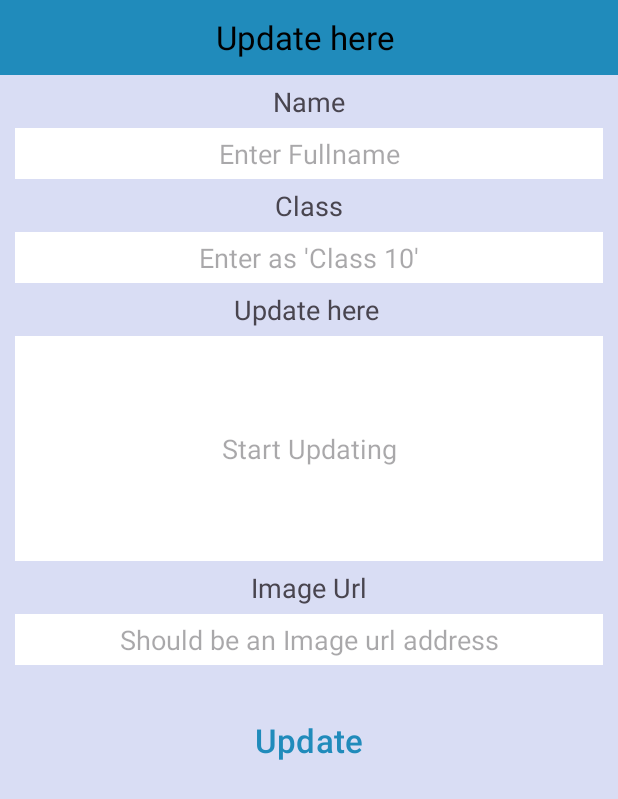
After one commit to devvcraze/Abhigyaan-education-for-everyone, an Android app: the layout update_popup.xml on its own in the app's theme, with its tools: preview values and no code run, on a phone screen of 412 x 824 dp. The commit adds this screen. Shown: the top 799 px of the screen. Run offline under Robolectric (Android 15) with nearby library versions, the phone set to English and light mode, and no system bars; Roboto replaces fonts that are not available here.

Commit message:
update page done

```diff
--- a/app/build.gradle.kts
+++ b/app/build.gradle.kts
@@ -54,6 +54,10 @@ dependencies {
     implementation(libs.firebase.storage)
     implementation(libs.firebase.firestore)
     implementation(libs.play.services.auth)
+    implementation(libs.circleimageview)
+    implementation(libs.androidx.paging.runtime)
+    implementation(libs.firebase.ui.database)
+    implementation(libs.dialogplus)
 
     testImplementation(libs.junit)
     androidTestImplementation(libs.ext.junit)
--- a/app/src/main/AndroidManifest.xml
+++ b/app/src/main/AndroidManifest.xml
@@ -41,6 +41,7 @@
             android:exported="false" />
         <activity
             android:name=".upd_disha_batch"
+
             android:exported="false" />
         <activity
             android:name=".evenotedetails"
--- a/app/src/main/java/com/example/abhigyaan/contactusActivity.java
+++ b/app/src/main/java/com/example/abhigyaan/contactusActivity.java
@@ -44,7 +44,7 @@ public class contactusActivity extends AppCompatActivity {
 
         // Kashyap
         setImageClickListener(R.id.whatsappkashyap, "https://wa.me/+916206671966");
-        setImageClickListener(R.id.instagramkashyap, "https://www.instagram.com/kumar_kashyap_username");
+        setImageClickListener(R.id.instagramkashyap, "https://www.instagram.com/kashyap_jod?igsh=cXczZmhjdjg2d2k3");
         setImageClickListener(R.id.linkdinkashyap, "https://www.linkedin.com/in/kumar-kashyap-0155011b6?utm_source=share&utm_campaign=share_via&utm_content=profile&utm_medium=android_app");
 
         // Naman
@@ -54,7 +54,7 @@ public class contactusActivity extends AppCompatActivity {
 
         // Khushboo
         setImageClickListener(R.id.whatsappkhusboo, "https://wa.me/+918955539597");
-        setImageClickListener(R.id.instagramkhusboo, "https://www.instagram.com/khushboo_jain_username");
+        setImageClickListener(R.id.instagramkhusboo, "https://www.instagram.com/kashyap_jod?igsh=cXczZmhjdjg2d2k3");
         setImageClickListener(R.id.linkdinkhusboo, "https://www.linkedin.com/in/khushboojain29?utm_source=share&utm_campaign=share_via&utm_content=profile&utm_medium=android_app");
     }
 
--- /dev/null
+++ b/app/src/main/res/layout/update_popup.xml
@@ -0,0 +1,107 @@
+<?xml version="1.0" encoding="utf-8"?>
+<LinearLayout xmlns:android="http://schemas.android.com/apk/res/android"
+    xmlns:tools="http://schemas.android.com/tools"
+    android:layout_width="match_parent"
+    android:orientation="vertical"
+    android:background="#D9DDF4"
+    android:layout_height="match_parent">
+    <TextView
+        android:layout_width="match_parent"
+        android:layout_height="50dp"
+        android:background="#208BBB"
+        android:textSize="22dp"
+        android:gravity="center"
+        android:textColor="@color/black"
+        android:text="Update here "/>
+    <TextView
+        android:layout_width="match_parent"
+        android:layout_height="wrap_content"
+        android:gravity="center"
+        android:textSize="18sp"
+        android:layout_marginTop="5dp"
+        android:layout_marginBottom="5dp"
+        android:text="Name"/>
+
+    <EditText
+        android:layout_width="match_parent"
+        android:layout_height="34dp"
+        android:id="@+id/textname"
+        android:hint="Enter Fullname"
+        android:layout_marginLeft="10dp"
+        android:gravity="center"
+        android:layout_marginRight="10dp"
+        android:background="@color/white"
+        tools:ignore="SpeakableTextPresentCheck" />
+
+    <TextView
+        android:layout_width="match_parent"
+        android:layout_height="wrap_content"
+        android:gravity="center"
+        android:textSize="18sp"
+        android:layout_marginTop="5dp"
+        android:layout_marginBottom="5dp"
+        android:text="Class"/>
+
+    <EditText
+        android:layout_width="match_parent"
+        android:layout_height="34dp"
+        android:id="@+id/textclass"
+        android:hint="Enter as 'Class 10'"
+        android:layout_marginLeft="10dp"
+        android:gravity="center"
+        android:layout_marginRight="10dp"
+        android:background="@color/white"
+        tools:ignore="SpeakableTextPresentCheck" />
+    <TextView
+        android:layout_width="match_parent"
+        android:layout_height="wrap_content"
+        android:gravity="center"
+        android:textSize="18sp"
+        android:layout_marginTop="5dp"
+        android:layout_marginBottom="5dp"
+        android:text="Update here "/>
+
+    <EditText
+        android:layout_width="match_parent"
+        android:layout_height="150dp"
+        android:id="@+id/textupdate"
+        android:layout_marginLeft="10dp"
+        android:gravity="center"
+        android:hint="Start Updating"
+        android:layout_marginRight="10dp"
+        android:background="@color/white"
+        tools:ignore="SpeakableTextPresentCheck" />
+    <TextView
+        android:layout_width="match_parent"
+        android:layout_height="wrap_content"
+        android:gravity="center"
+        android:textSize="18sp"
+        android:layout_marginTop="5dp"
+        android:layout_marginBottom="5dp"
+        android:text=" Image Url "/>
+
+    <EditText
+        android:layout_width="match_parent"
+        android:layout_height="34dp"
+        android:id="@+id/imageurl"
+        android:layout_marginLeft="10dp"
+        android:hint="Should be an Image url address"
+        android:gravity="center"
+        android:layout_marginRight="10dp"
+        android:background="@color/white"
+        tools:ignore="SpeakableTextPresentCheck" />
+    <Button
+        android:layout_width="match_parent"
+        android:layout_height="wrap_content"
+        android:layout_marginRight="25dp"
+        android:layout_marginLeft="25dp"
+        android:layout_marginTop="25dp"
+        android:background="#00000000"
+        android:id="@+id/updatedone"
+        android:text="Update"
+        android:gravity="center"
+        android:textAllCaps="false"
+        android:textColor="#208BBB"
+        android:textSize="22dp"/>
+
+</LinearLayout>
--- a/app/src/main/res/values/themes.xml
+++ b/app/src/main/res/values/themes.xml
@@ -13,4 +13,9 @@
         <item name="android:statusBarColor">?attr/colorPrimaryVariant</item>
         <!-- Customize your theme here. -->
     </style>
+    <style name="AppTheme.ActionBar" parent="Theme.AppCompat.Light.DarkActionBar">
+        <item name="colorPrimary">@color/lavender</item>
+        <item name="colorPrimaryDark">@color/lavender</item>
+        <item name="colorAccent">@color/lavender2</item>
+    </style>
 </resources>
```
Also changed, not shown: app/src/main/java/com/example/abhigyaan/MainAdapter_disha.java (added, +131 -0 lines), app/src/main/java/com/example/abhigyaan/MainModel_disha.java (added, +54 -0 lines), app/src/main/java/com/example/abhigyaan/upd_disha_batch.java (+66 -9 lines), app/src/main/res/drawable/rounded.xml (added, +9 -0 lines), app/src/main/res/layout/activity_upd_disha_batch.xml (+12 -7 lines), app/src/main/res/layout/main_item.xml (added, +79 -0 lines), app/src/main/res/menu/menu_bottom_nav_eve.xml (deleted, +0 -17 lines), app/src/main/res/menu/search.xml (added, +12 -0 lines), gradle/libs.versions.toml (+8 -0 lines), app/src/main/res/drawable/magnifying.png (added), 2 other files.
